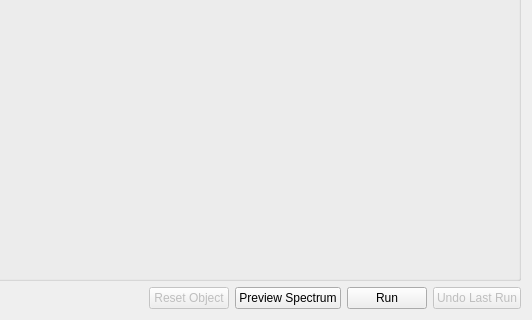
First picture: the form in hexrdgui/resources/ui/wppf_options_dialog.ui, repository HEXRD/hexrdgui, before the edit; both pictures show x 468 to 1000 and y 680 to 1000 of the 1000 by 1000 pixel window.
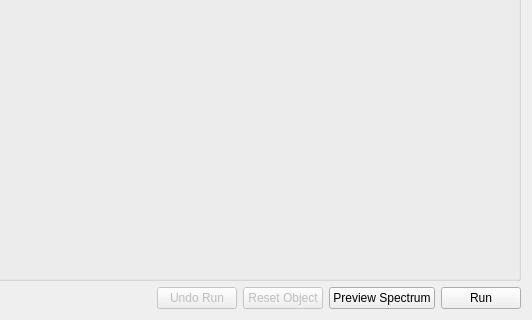
Second picture: the form after the edit. Icons and pictures are not drawn. Custom widgets are drawn as their Qt base class.

Commit message: Undo lattice parameter settings too

```diff
--- a/hexrdgui/resources/ui/wppf_options_dialog.ui
+++ b/hexrdgui/resources/ui/wppf_options_dialog.ui
@@ -244,6 +244,16 @@
        </property>
       </spacer>
      </item>
+     <item>
+      <widget class="QPushButton" name="undo_last_run">
+       <property name="enabled">
+        <bool>false</bool>
+       </property>
+       <property name="text">
+        <string>Undo Run</string>
+       </property>
+      </widget>
+     </item>
      <item>
       <widget class="QPushButton" name="reset_object">
        <property name="enabled">
@@ -286,16 +296,6 @@
        </property>
       </widget>
      </item>
-     <item>
-      <widget class="QPushButton" name="undo_last_run">
-       <property name="enabled">
-        <bool>false</bool>
-       </property>
-       <property name="text">
-        <string>Undo Last Run</string>
-       </property>
-      </widget>
-     </item>
     </layout>
    </item>
    <item row="3" column="0">
```
The commit also changes 2 other files.
